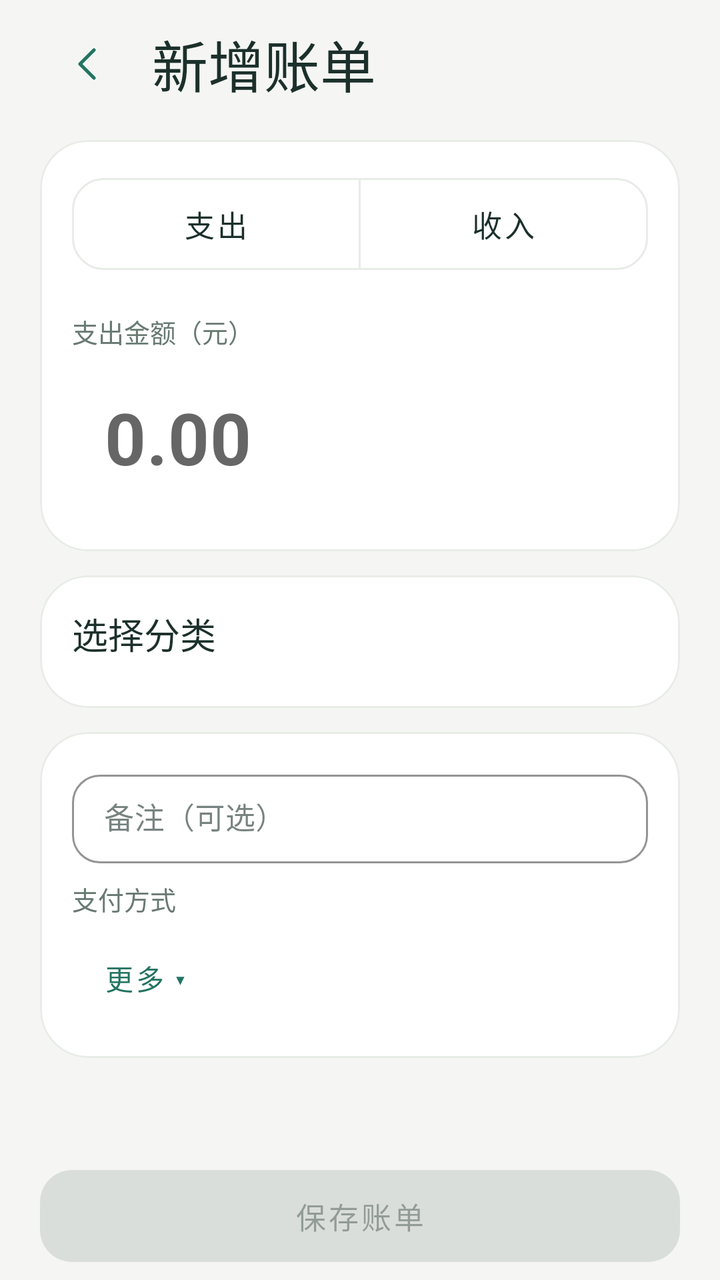
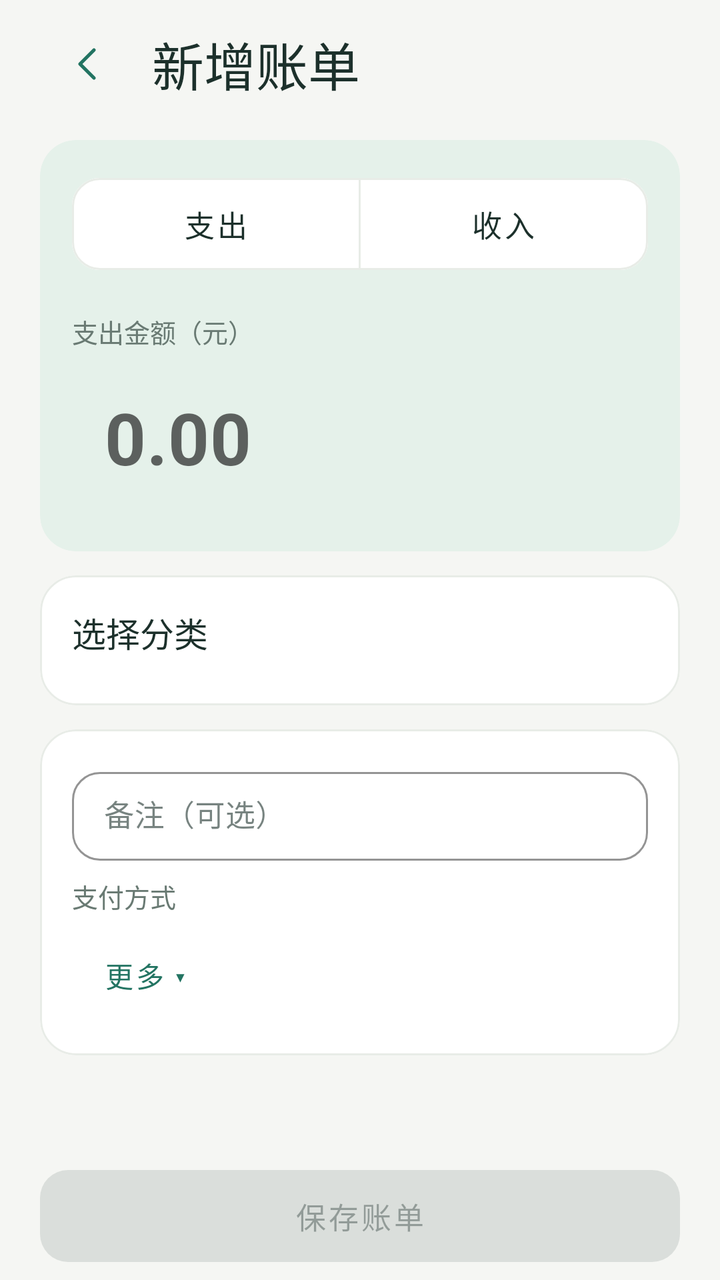

Compare the two renders of this Android layout. The source of the first and the diff that turns it into the second are given below.
<!-- AndroidManifest.xml: application theme Theme.LightLedger -->
<!-- res/layout/activity_transaction_editor.xml -->
<?xml version='1.0' encoding='utf-8'?>
<LinearLayout xmlns:android="http://schemas.android.com/apk/res/android" xmlns:app="http://schemas.android.com/apk/res-auto" android:layout_width="match_parent" android:layout_height="match_parent" android:background="?attr/ledgerBackground" android:orientation="vertical">
    <LinearLayout android:layout_width="match_parent" android:layout_height="wrap_content" android:gravity="center_vertical" android:orientation="horizontal" android:paddingHorizontal="@dimen/ledger_page_gutter" android:paddingTop="8dp">
        <com.google.android.material.button.MaterialButton android:id="@+id/goBack" style="@style/LedgerTextButton" android:layout_width="48dp" android:layout_height="48dp" android:padding="0dp" android:minWidth="0dp" android:contentDescription="返回" app:icon="@drawable/ic_arrow_left" app:iconGravity="textStart" app:iconPadding="0dp" />
        <TextView android:id="@+id/pageTitle" style="@style/LedgerPageTitle" android:layout_width="0dp" android:layout_height="wrap_content" android:layout_weight="1" android:layout_marginStart="8dp" android:text="新增账单" />
    </LinearLayout>
    <ScrollView android:id="@+id/editorScroll" android:layout_width="match_parent" android:layout_height="0dp" android:layout_weight="1" android:clipToPadding="false" android:fillViewport="true">
        <LinearLayout android:layout_width="match_parent" android:layout_height="wrap_content" android:orientation="vertical" android:paddingHorizontal="@dimen/ledger_page_gutter" android:paddingBottom="12dp">
            <TextView android:id="@+id/ocrWarning" style="@style/LedgerCaption" android:layout_width="match_parent" android:layout_height="wrap_content" android:layout_marginTop="12dp" android:background="@drawable/bg_soft" android:padding="14dp" android:textColor="?attr/colorOnSurface" android:visibility="gone" />
            <com.google.android.material.card.MaterialCardView style="@style/LedgerCard" android:layout_width="match_parent" android:layout_height="wrap_content" android:layout_marginTop="14dp">
                <LinearLayout android:layout_width="match_parent" android:layout_height="wrap_content" android:orientation="vertical" android:padding="16dp">
                    <com.google.android.material.button.MaterialButtonToggleGroup android:id="@+id/typeToggle" android:layout_width="match_parent" android:layout_height="wrap_content" app:singleSelection="true" app:selectionRequired="true">
                        <com.google.android.material.button.MaterialButton android:id="@+id/expenseOption" style="@style/LedgerToggleButton" android:layout_width="0dp" android:layout_height="wrap_content" android:layout_weight="1" android:text="支出" />
                        <com.google.android.material.button.MaterialButton android:id="@+id/incomeOption" style="@style/LedgerToggleButton" android:layout_width="0dp" android:layout_height="wrap_content" android:layout_weight="1" android:text="收入" />
                        <com.google.android.material.button.MaterialButton android:id="@+id/specialTypeOption" style="@style/LedgerToggleButton" android:layout_width="0dp" android:layout_height="wrap_content" android:layout_weight="1" android:visibility="gone" />
                    </com.google.android.material.button.MaterialButtonToggleGroup>
                    <TextView android:id="@+id/amountLabel" style="@style/LedgerCaption" android:layout_width="match_parent" android:layout_height="wrap_content" android:layout_marginTop="18dp" android:text="支出金额（元）" />
                    <com.google.android.material.textfield.TextInputLayout android:id="@+id/amountInput" android:layout_width="match_parent" android:layout_height="wrap_content" android:layout_marginTop="2dp" app:boxBackgroundMode="none" app:hintEnabled="false" app:prefixText="¥" app:prefixTextAppearance="@style/LedgerAmountText" app:prefixTextColor="?attr/colorOnSurface">
                        <com.google.android.material.textfield.TextInputEditText android:id="@+id/amount" android:layout_width="match_parent" android:layout_height="wrap_content" android:hint="0.00" android:imeOptions="actionNext" android:inputType="numberDecimal" android:maxLines="1" android:textColor="?attr/colorOnSurface" android:textSize="36sp" android:textStyle="bold" />
                    </com.google.android.material.textfield.TextInputLayout>
                </LinearLayout>
            </com.google.android.material.card.MaterialCardView>
            <com.google.android.material.card.MaterialCardView style="@style/LedgerCard" android:layout_width="match_parent" android:layout_height="wrap_content" android:layout_marginTop="12dp">
                <LinearLayout android:layout_width="match_parent" android:layout_height="wrap_content" android:orientation="vertical" android:padding="16dp">
                    <TextView style="@style/LedgerSectionTitle" android:layout_width="match_parent" android:layout_height="wrap_content" android:text="选择分类" />
                    <com.google.android.material.chip.ChipGroup android:id="@+id/categoryChips" android:layout_width="match_parent" android:layout_height="wrap_content" android:layout_marginTop="8dp" app:chipSpacingHorizontal="6dp" app:chipSpacingVertical="6dp" app:singleSelection="true" />
                    <com.google.android.material.button.MaterialButton android:id="@+id/expandCategories" style="@style/LedgerTextButton" android:layout_width="match_parent" android:layout_height="wrap_content" android:layout_marginTop="4dp" android:gravity="start|center_vertical" android:text="展开不常用分类 ▾" android:visibility="gone" />
                    <com.google.android.material.chip.ChipGroup android:id="@+id/occasionalCategoryChips" android:layout_width="match_parent" android:layout_height="wrap_content" android:layout_marginTop="4dp" app:chipSpacingHorizontal="6dp" app:chipSpacingVertical="6dp" app:singleSelection="true" android:visibility="gone" />
                </LinearLayout>
            </com.google.android.material.card.MaterialCardView>
            <com.google.android.material.card.MaterialCardView style="@style/LedgerCard" android:layout_width="match_parent" android:layout_height="wrap_content" android:layout_marginTop="12dp">
                <LinearLayout android:layout_width="match_parent" android:layout_height="wrap_content" android:orientation="vertical" android:padding="16dp">
                    <com.google.android.material.textfield.TextInputLayout android:layout_width="match_parent" android:layout_height="wrap_content" android:hint="备注（可选）">
                        <com.google.android.material.textfield.TextInputEditText android:id="@+id/note" android:layout_width="match_parent" android:layout_height="wrap_content" android:inputType="textMultiLine" android:minLines="1" android:maxLines="3" android:textSize="15sp" android:paddingVertical="12dp" />
                    </com.google.android.material.textfield.TextInputLayout>
                    <FrameLayout android:id="@+id/primaryPayment" android:layout_width="match_parent" android:layout_height="wrap_content">
                        <LinearLayout android:id="@+id/paymentChoices" android:layout_width="match_parent" android:layout_height="wrap_content" android:orientation="vertical">
                            <TextView style="@style/LedgerCaption" android:layout_width="match_parent" android:layout_height="wrap_content" android:layout_marginTop="8dp" android:text="支付方式" />
                            <com.google.android.material.chip.ChipGroup android:id="@+id/paymentMethodChips" android:layout_width="match_parent" android:layout_height="wrap_content" android:layout_marginTop="6dp" app:chipSpacingHorizontal="4dp" app:singleLine="true" app:singleSelection="true" app:selectionRequired="true" />
                        </LinearLayout>
                    </FrameLayout>
                    <com.google.android.material.button.MaterialButton android:id="@+id/refundLink" style="@style/LedgerOutlineButton" android:layout_width="match_parent" android:layout_height="wrap_content" android:layout_marginTop="8dp" android:text="关联原支出（可选）" android:visibility="gone" />
                    <com.google.android.material.button.MaterialButton android:id="@+id/moreDetails" style="@style/LedgerTextButton" android:layout_width="match_parent" android:layout_height="wrap_content" android:gravity="start|center_vertical" android:text="更多 ▾" />
                    <LinearLayout android:id="@+id/additionalDetails" android:layout_width="match_parent" android:layout_height="wrap_content" android:orientation="vertical" android:visibility="gone">
                        <com.google.android.material.textfield.TextInputLayout android:layout_width="match_parent" android:layout_height="wrap_content" android:hint="商户（可选）">
                            <com.google.android.material.textfield.TextInputEditText android:id="@+id/merchant" android:layout_width="match_parent" android:layout_height="wrap_content" android:singleLine="true" />
                        </com.google.android.material.textfield.TextInputLayout>
                        <CheckBox android:id="@+id/rememberMerchant" android:layout_width="match_parent" android:layout_height="wrap_content" android:minHeight="48dp" android:text="记住这个商户的分类" android:textColor="?attr/colorOnSurface" android:textSize="14sp" />
                        <com.google.android.material.button.MaterialButton android:id="@+id/timestamp" style="@style/LedgerOutlineButton" android:layout_width="match_parent" android:layout_height="wrap_content" />
                        <com.google.android.material.button.MaterialButton android:id="@+id/tags" style="@style/LedgerOutlineButton" android:layout_width="match_parent" android:layout_height="wrap_content" android:layout_marginTop="8dp" android:text="标签：未选择" />
                    </LinearLayout>
                </LinearLayout>
            </com.google.android.material.card.MaterialCardView>
            <TextView android:id="@+id/ocrRawText" style="@style/LedgerCaption" android:layout_width="match_parent" android:layout_height="wrap_content" android:layout_marginTop="18dp" android:visibility="gone" />
            <com.google.android.material.button.MaterialButton android:id="@+id/delete" style="@style/LedgerOutlineButton" android:layout_width="match_parent" android:layout_height="wrap_content" android:layout_marginTop="8dp" android:text="删除账单" android:textColor="@color/ledger_orange" android:visibility="gone" />
        </LinearLayout>
    </ScrollView>
    <LinearLayout android:layout_width="match_parent" android:layout_height="wrap_content" android:orientation="vertical" android:background="?attr/ledgerBackground" android:paddingHorizontal="@dimen/ledger_page_gutter" android:paddingVertical="6dp">
        <com.google.android.material.button.MaterialButton android:id="@+id/save" style="@style/LedgerButton" android:layout_width="match_parent" android:layout_height="wrap_content" android:enabled="false" android:text="保存账单" />
    </LinearLayout>
</LinearLayout>
<!-- resources referenced by this layout -->
<resources>
  <color name="ledger_orange">#AF603B</color>
  <dimen name="ledger_page_gutter">20dp</dimen>
  <!-- drawable bg_soft (drawable) -->
  <shape xmlns:android="http://schemas.android.com/apk/res/android"><solid android:color="?attr/ledgerSoft"/><corners android:radius="20dp"/></shape>
  <style name="LedgerAmountText" parent="TextAppearance.AppCompat.Large">
          <item name="android:textSize">36sp</item>
          <item name="android:textStyle">bold</item>
          <item name="android:fontFamily">sans-serif</item>
          <item name="android:textColor">?attr/colorOnSurface</item>
      </style>
  <style name="LedgerButton" parent="Widget.MaterialComponents.Button">
          <item name="cornerRadius">16dp</item><item name="android:minHeight">52dp</item><item name="android:textAllCaps">false</item>
          <item name="android:textSize">15sp</item><item name="android:fontFamily">sans-serif-medium</item><item name="android:paddingHorizontal">16dp</item>
          <item name="android:insetTop">3dp</item><item name="android:insetBottom">3dp</item>
      </style>
  <style name="LedgerCaption"><item name="android:textColor">?attr/ledgerMuted</item><item name="android:textSize">13sp</item><item name="android:lineSpacingExtra">3dp</item></style>
  <style name="LedgerCard" parent="Widget.MaterialComponents.CardView">
          <item name="cardCornerRadius">24dp</item><item name="cardElevation">0dp</item><item name="cardBackgroundColor">@color/white</item>
          <item name="strokeColor">?attr/ledgerBorder</item><item name="strokeWidth">1dp</item>
      </style>
  <style name="LedgerOutlineButton" parent="Widget.MaterialComponents.Button.OutlinedButton">
          <item name="cornerRadius">16dp</item><item name="android:minHeight">52dp</item><item name="android:textAllCaps">false</item>
          <item name="android:textSize">15sp</item><item name="strokeColor">?attr/ledgerBorder</item><item name="backgroundTint">@color/white</item>
          <item name="android:paddingHorizontal">16dp</item><item name="android:insetTop">3dp</item><item name="android:insetBottom">3dp</item>
      </style>
  <style name="LedgerPageTitle"><item name="android:textColor">?attr/colorOnSurface</item><item name="android:textSize">28sp</item><item name="android:fontFamily">sans-serif-medium</item></style>
  <style name="LedgerSectionTitle"><item name="android:textColor">?attr/colorOnSurface</item><item name="android:textSize">18sp</item><item name="android:fontFamily">sans-serif-medium</item></style>
  <style name="LedgerTextButton" parent="Widget.MaterialComponents.Button.TextButton">
          <item name="android:minHeight">48dp</item><item name="android:textAllCaps">false</item><item name="android:textSize">14sp</item><item name="cornerRadius">12dp</item>
      </style>
  <style name="LedgerToggleButton" parent="LedgerOutlineButton">
          <item name="backgroundTint">@color/ledger_chip_background</item>
          <item name="android:textColor">@color/ledger_chip_text</item>
      </style>
  <color name="white">#FFFFFF</color>
  <color name="ledger_teal">#237462</color>
  <color name="ledger_teal_dark">#184D40</color>
  <color name="ledger_ink">#1C302B</color>
  <color name="ledger_background">#F5F6F3</color>
  <color name="ledger_teal_soft">#E5F1EA</color>
  <color name="ledger_muted">#697A73</color>
  <color name="ledger_border">#E8ECE7</color>
  <style name="LedgerWindowAnimation" parent="android:style/Animation.Activity">
          <item name="android:activityOpenEnterAnimation">@null</item>
          <item name="android:activityOpenExitAnimation">@null</item>
          <item name="android:activityCloseEnterAnimation">@null</item>
          <item name="android:activityCloseExitAnimation">@null</item>
      </style>
  <!-- unchanged entries left out for length: 3 -->
</resources>

<!-- the commit's change to res/layout/activity_transaction_editor.xml (unified diff, before → after) -->
@@ -7,7 +7,7 @@
     <ScrollView android:id="@+id/editorScroll" android:layout_width="match_parent" android:layout_height="0dp" android:layout_weight="1" android:clipToPadding="false" android:fillViewport="true">
         <LinearLayout android:layout_width="match_parent" android:layout_height="wrap_content" android:orientation="vertical" android:paddingHorizontal="@dimen/ledger_page_gutter" android:paddingBottom="12dp">
             <TextView android:id="@+id/ocrWarning" style="@style/LedgerCaption" android:layout_width="match_parent" android:layout_height="wrap_content" android:layout_marginTop="12dp" android:background="@drawable/bg_soft" android:padding="14dp" android:textColor="?attr/colorOnSurface" android:visibility="gone" />
-            <com.google.android.material.card.MaterialCardView style="@style/LedgerCard" android:layout_width="match_parent" android:layout_height="wrap_content" android:layout_marginTop="14dp">
+            <com.google.android.material.card.MaterialCardView style="@style/LedgerCard" android:layout_width="match_parent" android:layout_height="wrap_content" android:layout_marginTop="14dp" app:cardBackgroundColor="?attr/ledgerSoft" app:strokeWidth="0dp">
                 <LinearLayout android:layout_width="match_parent" android:layout_height="wrap_content" android:orientation="vertical" android:padding="16dp">
                     <com.google.android.material.button.MaterialButtonToggleGroup android:id="@+id/typeToggle" android:layout_width="match_parent" android:layout_height="wrap_content" app:singleSelection="true" app:selectionRequired="true">
                         <com.google.android.material.button.MaterialButton android:id="@+id/expenseOption" style="@style/LedgerToggleButton" android:layout_width="0dp" android:layout_height="wrap_content" android:layout_weight="1" android:text="支出" />
@@ -16,7 +16,7 @@
                     </com.google.android.material.button.MaterialButtonToggleGroup>
                     <TextView android:id="@+id/amountLabel" style="@style/LedgerCaption" android:layout_width="match_parent" android:layout_height="wrap_content" android:layout_marginTop="18dp" android:text="支出金额（元）" />
                     <com.google.android.material.textfield.TextInputLayout android:id="@+id/amountInput" android:layout_width="match_parent" android:layout_height="wrap_content" android:layout_marginTop="2dp" app:boxBackgroundMode="none" app:hintEnabled="false" app:prefixText="¥" app:prefixTextAppearance="@style/LedgerAmountText" app:prefixTextColor="?attr/colorOnSurface">
-                        <com.google.android.material.textfield.TextInputEditText android:id="@+id/amount" android:layout_width="match_parent" android:layout_height="wrap_content" android:hint="0.00" android:imeOptions="actionNext" android:inputType="numberDecimal" android:maxLines="1" android:textColor="?attr/colorOnSurface" android:textSize="36sp" android:textStyle="bold" />
+                        <com.google.android.material.textfield.TextInputEditText android:id="@+id/amount" android:layout_width="match_parent" android:layout_height="wrap_content" android:hint="0.00" android:imeOptions="actionNext" android:inputType="numberDecimal" android:maxLines="1" android:fontFeatureSettings="tnum" android:textColor="?attr/colorOnSurface" android:textSize="36sp" android:textStyle="bold" />
                     </com.google.android.material.textfield.TextInputLayout>
                 </LinearLayout>
             </com.google.android.material.card.MaterialCardView>
<!-- resource entries referenced after the edit -->
@@ -11,22 +11,22 @@
           <item name="android:textColor">?attr/colorOnSurface</item>
       </style>
   <style name="LedgerButton" parent="Widget.MaterialComponents.Button">
-          <item name="cornerRadius">16dp</item><item name="android:minHeight">52dp</item><item name="android:textAllCaps">false</item>
+          <item name="cornerRadius">14dp</item><item name="android:minHeight">52dp</item><item name="android:textAllCaps">false</item>
           <item name="android:textSize">15sp</item><item name="android:fontFamily">sans-serif-medium</item><item name="android:paddingHorizontal">16dp</item>
           <item name="android:insetTop">3dp</item><item name="android:insetBottom">3dp</item>
       </style>
   <style name="LedgerCaption"><item name="android:textColor">?attr/ledgerMuted</item><item name="android:textSize">13sp</item><item name="android:lineSpacingExtra">3dp</item></style>
   <style name="LedgerCard" parent="Widget.MaterialComponents.CardView">
-          <item name="cardCornerRadius">24dp</item><item name="cardElevation">0dp</item><item name="cardBackgroundColor">@color/white</item>
+          <item name="cardCornerRadius">18dp</item><item name="cardElevation">0dp</item><item name="cardBackgroundColor">@color/white</item>
           <item name="strokeColor">?attr/ledgerBorder</item><item name="strokeWidth">1dp</item>
       </style>
   <style name="LedgerOutlineButton" parent="Widget.MaterialComponents.Button.OutlinedButton">
-          <item name="cornerRadius">16dp</item><item name="android:minHeight">52dp</item><item name="android:textAllCaps">false</item>
+          <item name="cornerRadius">14dp</item><item name="android:minHeight">52dp</item><item name="android:textAllCaps">false</item>
           <item name="android:textSize">15sp</item><item name="strokeColor">?attr/ledgerBorder</item><item name="backgroundTint">@color/white</item>
           <item name="android:paddingHorizontal">16dp</item><item name="android:insetTop">3dp</item><item name="android:insetBottom">3dp</item>
       </style>
-  <style name="LedgerPageTitle"><item name="android:textColor">?attr/colorOnSurface</item><item name="android:textSize">28sp</item><item name="android:fontFamily">sans-serif-medium</item></style>
-  <style name="LedgerSectionTitle"><item name="android:textColor">?attr/colorOnSurface</item><item name="android:textSize">18sp</item><item name="android:fontFamily">sans-serif-medium</item></style>
+  <style name="LedgerPageTitle"><item name="android:textColor">?attr/colorOnSurface</item><item name="android:textSize">26sp</item><item name="android:fontFamily">sans-serif-medium</item></style>
+  <style name="LedgerSectionTitle"><item name="android:textColor">?attr/colorOnSurface</item><item name="android:textSize">17sp</item><item name="android:fontFamily">sans-serif-medium</item></style>
   <style name="LedgerTextButton" parent="Widget.MaterialComponents.Button.TextButton">
           <item name="android:minHeight">48dp</item><item name="android:textAllCaps">false</item><item name="android:textSize">14sp</item><item name="cornerRadius">12dp</item>
       </style>
